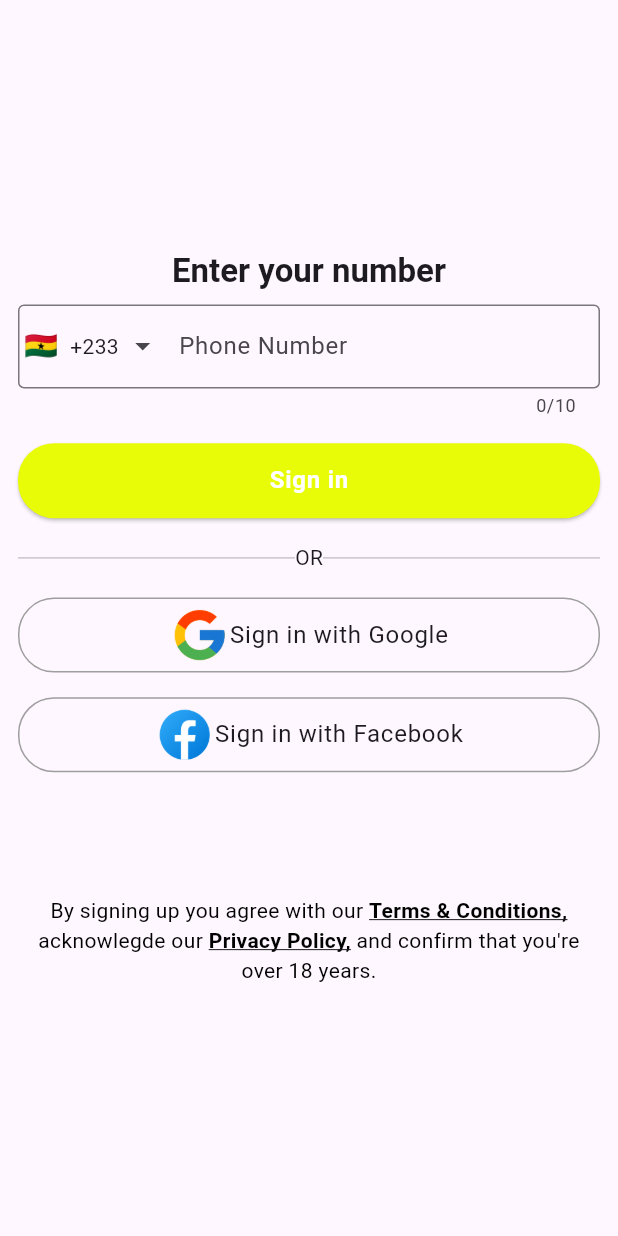
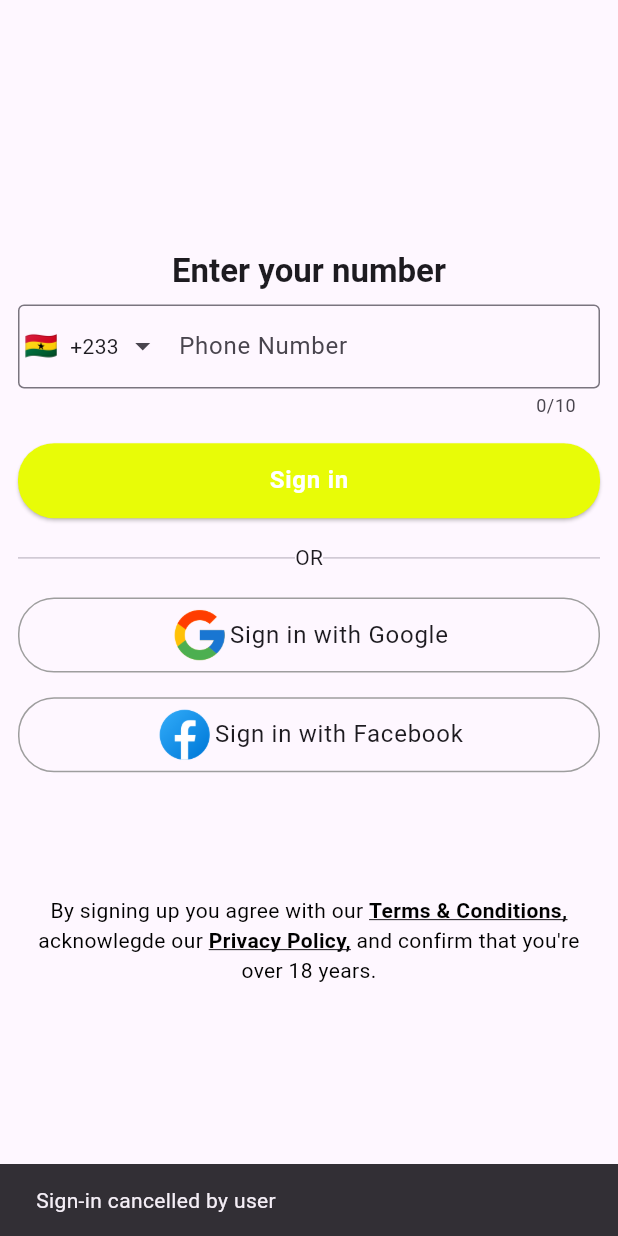
Before and after one commit to IamHuaruHafiz/bolt_clone, a Flutter app: the screen it shows after launch, after a tap on "Sign in with Google", on a phone screen of 412 x 824 dp. Run offline on Flutter 3.47's test engine with Material 3 defaults, Android fonts, the phone set to English and light mode, and no system bars; drawn by our look-alikes of intl_phone_field; our stand-ins replace country_code_picker, firebase_auth, firebase_core, geocoding, google_maps_flutter, google_sign_in and 1 more; missing offline and left inert: flutter_polyline_points; accounts and stored records are empty; network calls fail.

Commit message:
new commit

```diff
--- a/lib/provider/auth_provider.dart
+++ b/lib/provider/auth_provider.dart
@@ -1,18 +1,35 @@
 import 'package:firebase_auth/firebase_auth.dart';
 import 'package:flutter/material.dart';
 import 'package:google_sign_in/google_sign_in.dart';
+import 'package:rydeme/screens/home_screen.dart';
 import 'package:rydeme/screens/otp_screen.dart';
 
 class AuthProvider extends ChangeNotifier {
   FirebaseAuth auth = FirebaseAuth.instance;
 
-  Future<UserCredential> signInWithGoogle() async {
+  Future<void> signInWithGoogle(BuildContext context) async {
+    try {
       // Trigger the authentication flow
       final GoogleSignInAccount? googleUser = await GoogleSignIn().signIn();
 
+      if (googleUser == null) {
+        // User cancelled the sign-in process
+        ScaffoldMessenger.of(context).showSnackBar(
+          SnackBar(content: Text('Sign-in cancelled by user')),
+        );
+        return;
+      }
+
       // Obtain the auth details from the request
       final GoogleSignInAuthentication? googleAuth =
-        await googleUser?.authentication;
+          await googleUser.authentication;
+
+      if (googleAuth?.accessToken == null || googleAuth?.idToken == null) {
+        ScaffoldMessenger.of(context).showSnackBar(
+          SnackBar(content: Text('Failed to retrieve authentication tokens')),
+        );
+        return;
+      }
 
       // Create a new credential
       final credential = GoogleAuthProvider.credential(
@@ -21,7 +38,34 @@ class AuthProvider extends ChangeNotifier {
       );
 
       // Once signed in, return the UserCredential
-    return await FirebaseAuth.instance.signInWithCredential(credential);
+      UserCredential userCredential =
+          await FirebaseAuth.instance.signInWithCredential(credential);
+      User? user = userCredential.user;
+      if (user != null) {
+        String? email = user.email;
+        String? name = user.displayName;
+        String? phoneNumber = user.phoneNumber;
+        String? photoURL = user.photoURL;
+
+        // Print user details to console (for debugging)
+        print("Email: $email");
+        print("Name: $name");
+        print("Phone Number: $phoneNumber");
+        print("Photo URL: $photoURL");
+
+        // You can also store these details in your app state or use them in your UI
+      }
+
+      // Navigate to HomeScreen
+      Navigator.of(context).pushReplacement(
+        MaterialPageRoute(builder: (context) => const HomeScreen()),
+      );
+    } catch (e) {
+      // Handle errors
+      ScaffoldMessenger.of(context).showSnackBar(
+        SnackBar(content: Text('Failed to sign in: ${e.toString()}')),
+      );
+    }
   }
 
   Future<void> verifyPhoneNumber(
@@ -40,7 +84,8 @@ class AuthProvider extends ChangeNotifier {
         // Navigate to the OTP screen
         Navigator.of(context).push(
           MaterialPageRoute(
-            builder: (context) => OTPScreen(verificationId: verificationId,phoneNumber: phoneNumber),
+            builder: (context) => OTPScreen(
+                verificationId: verificationId, phoneNumber: phoneNumber),
           ),
         );
       },
--- a/lib/screens/sign_in_screen.dart
+++ b/lib/screens/sign_in_screen.dart
@@ -81,7 +81,12 @@ class _SignInScreenState extends State<SignInScreen> {
               imageString: "google.png",
               text: "Sign in with Google",
               width: double.infinity,
-              onpressed: () {},
+              onpressed: () {
+                Provider.of<AuthProvider>(
+                  context,
+                  listen: false,
+                ).signInWithGoogle(context);
+              },
             ),
             SizedBox(height: SizeConfig.screenheight! * 0.02),
             SocialAuthButton(
--- a/pubspec.yaml
+++ b/pubspec.yaml
@@ -44,6 +44,7 @@ dependencies:
   intl_phone_field: ^3.2.0
   google_sign_in: ^6.2.1
   image_picker: ^1.1.2
+  geocoding: ^3.0.0
 
 dev_dependencies:
   flutter_test:
```
Also changed, not shown: lib/screens/destination_screen.dart (added, +100 -0 lines), lib/screens/home_screen.dart (+80 -36 lines), lib/screens/profile_details_screen.dart (+34 -10 lines), pubspec.lock. Lines whose indentation alone changed are shown as unchanged.
